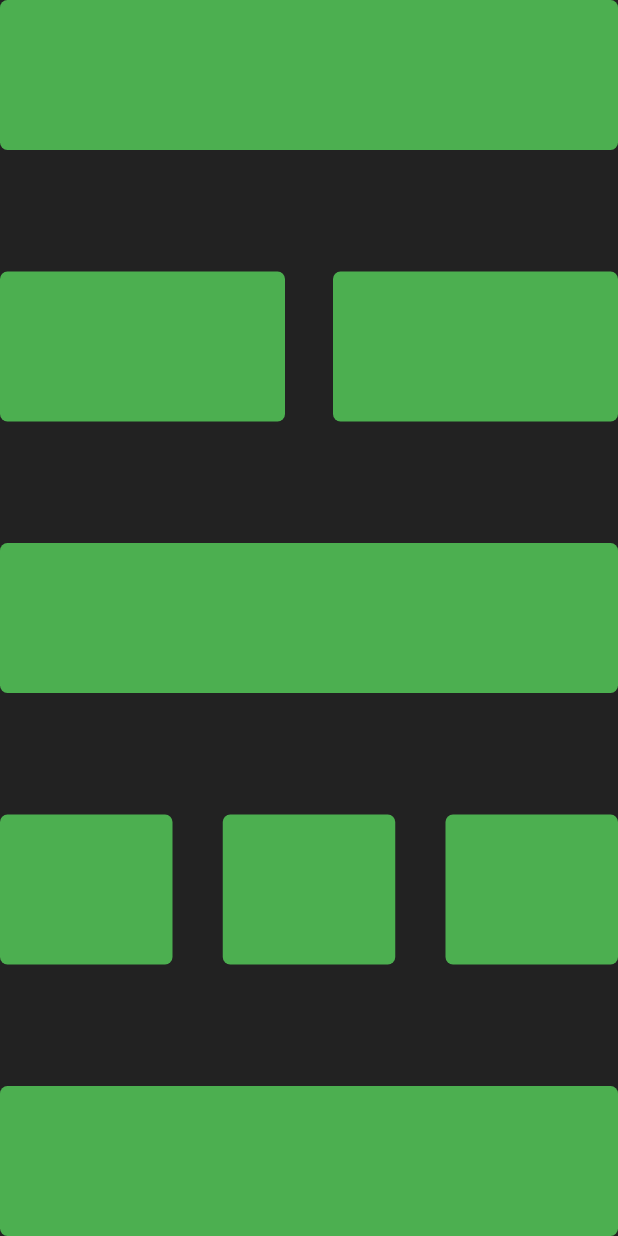
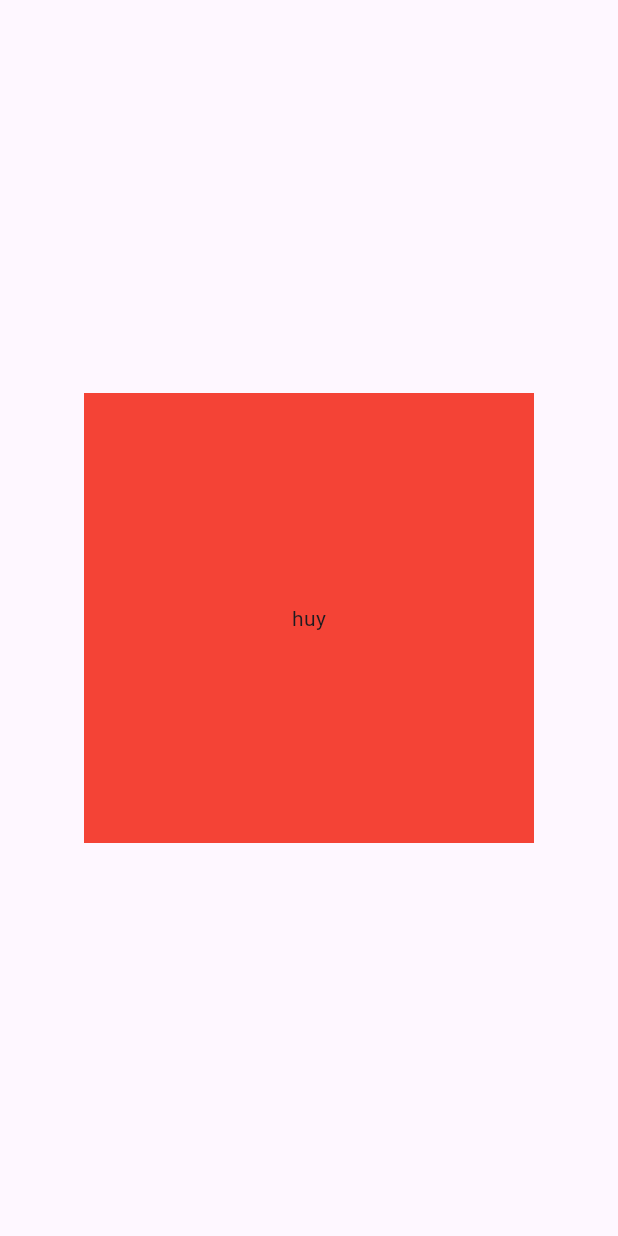
Before and after one commit to sayanthahansaka/Flutter-one-app, a Flutter app: the screen it shows after launch, on a phone screen of 412 x 824 dp. Run offline on Flutter 3.47's test engine with Material 3 defaults, Android fonts, the phone set to English and light mode, and no system bars.

Commit message:
Center Widget

```diff
--- a/lib/main.dart
+++ b/lib/main.dart
@@ -1,4 +1,5 @@
 import 'package:flutter/material.dart';
+import 'package:flutter/widgets.dart';
 
 void main() {
   runApp(const MyApp());
@@ -10,88 +11,19 @@ class MyApp extends StatelessWidget {
   @override
   Widget build(BuildContext context) {
     return MaterialApp(
-      debugShowCheckedModeBanner: false,
-      home: SafeArea(
-        child: Scaffold(
-          backgroundColor: Colors.black87,
-          body: Column(
-            mainAxisAlignment: MainAxisAlignment.spaceBetween,
-            children: [
-              Container(
-                height: 100,
-                width: double.infinity,
-                decoration: BoxDecoration(
-                  color: Colors.green,
-                  borderRadius: BorderRadius.circular(5),
-                ),
-              ),
-              Row(
-                 mainAxisAlignment: MainAxisAlignment.spaceBetween,
-                children: [
-                  Container(
-                    height: 100,
-                    width: 190,
-                    decoration: BoxDecoration(
-                      color: Colors.green,
-                      borderRadius: BorderRadius.circular(5),
-                    ),
-                  ),
-                    Container(
-                    height: 100,
-                    width: 190,
-                    decoration: BoxDecoration(
-                      color: Colors.green,
-                      borderRadius: BorderRadius.circular(5),
-                    ),
-                  ),
-                ],
-              ),
-              Container(
-                height: 100,
-                width: double.infinity,
-                decoration: BoxDecoration(
-                  color: Colors.green,
-                  borderRadius: BorderRadius.circular(5),
-                ),
-              ),
-              Row(
-                 mainAxisAlignment: MainAxisAlignment.spaceBetween,
-                children: [
-                  Container(
-                    height: 100,
-                    width: 115,
-                    decoration: BoxDecoration(
-                      color: Colors.green,
-                      borderRadius: BorderRadius.circular(5),
-                    ),
-                  ),
-                  Container(
-                    height: 100,
-                    width: 115,
-                    decoration: BoxDecoration(
-                      color: Colors.green,
-                      borderRadius: BorderRadius.circular(5),
-                    ),
-                  ),
-                  Container(
-                    height: 100,
-                    width: 115,
-                    decoration: BoxDecoration(
-                      color: Colors.green,
-                      borderRadius: BorderRadius.circular(5),
-                    ),
-                  ),
-                ],
-              ),
-              Container(
-                height: 100,
-                width: double.infinity,
-                decoration: BoxDecoration(
-                  color: Colors.green,
-                  borderRadius: BorderRadius.circular(5),
-                ),
-              ),
-            ],
+      title: "Yooow",
+      home: Scaffold(
+
+        body: Center(
+          child: Container(
+            height: 300,
+            width: 300,
+
+            decoration: BoxDecoration(
+              borderRadius: BorderRadius.circular(0),
+                  color: Colors.red,
+            ),
+           child:const Center(child:  Text("huy")),
           ),
         ),
       ),
```
